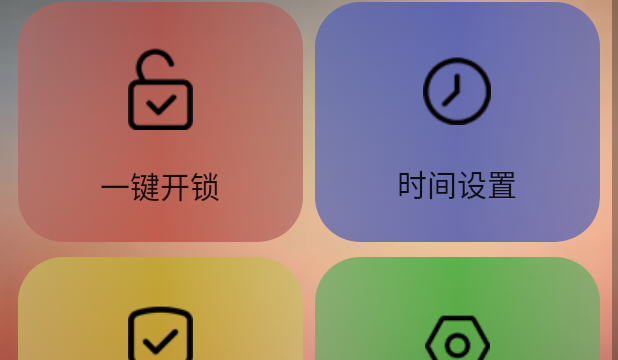
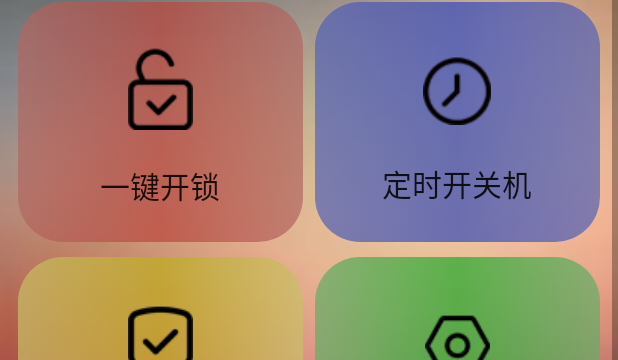
Before and after one commit to aow-otto/Intelligent-Door-Lock, an Android app: the layout activity_main.xml on its own in the app's theme, with its tools: preview values and no code run, on a phone screen of 412 x 824 dp. Shown: the part 520-880 px from the top of the screen. Run offline under Robolectric (Android 15) with nearby library versions, the phone set to English and light mode, and no system bars.

Commit message:
默认更改列表

```diff
--- a/app/src/main/res/layout/content_main.xml
+++ b/app/src/main/res/layout/content_main.xml
@@ -105,7 +105,7 @@
                         android:background="@drawable/button2"
                         android:drawableTop="@drawable/icon_time"
                         android:gravity="center"
-                        android:text="时间设置"
+                        android:text="定时开关机"
                         android:textSize="20sp" />
                 </TableRow>
 
```
